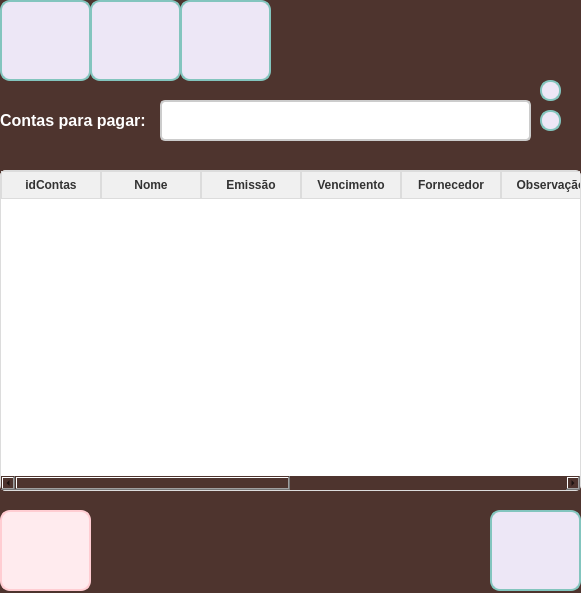
ArielAraujo18/ErpSistema, file frm_Contas.ui: the form before one commit.
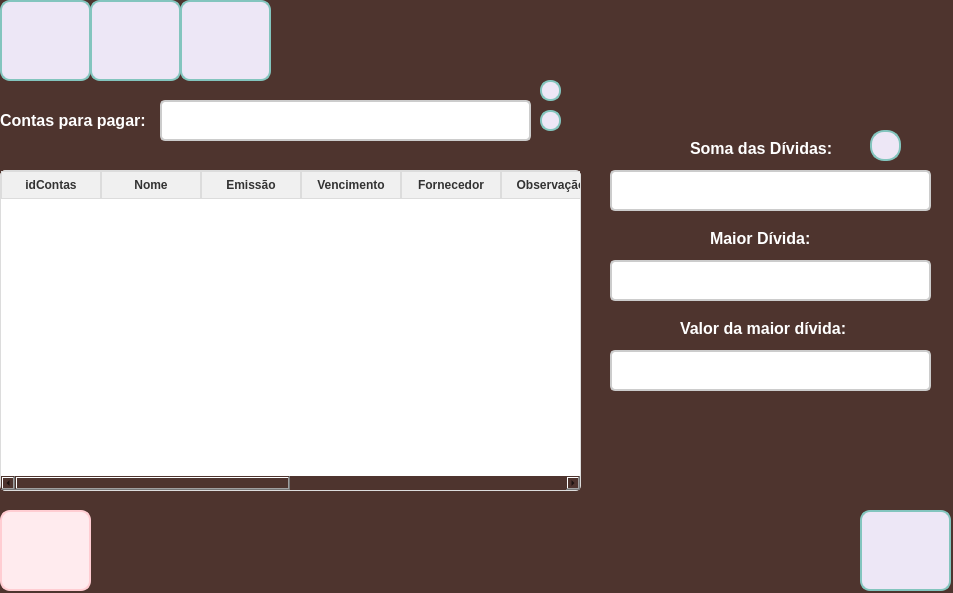
The form after the commit. Icons and pictures are not drawn.

```diff
--- a/frm_Contas.ui
+++ b/frm_Contas.ui
@@ -6,7 +6,7 @@
    <rect>
     <x>0</x>
     <y>0</y>
-    <width>581</width>
+    <width>953</width>
     <height>593</height>
    </rect>
   </property>
@@ -64,7 +64,7 @@
   <widget class="QPushButton" name="btn_voltar">
    <property name="geometry">
     <rect>
-     <x>490</x>
+     <x>860</x>
      <y>510</y>
      <width>91</width>
      <height>81</height>
@@ -513,6 +513,216 @@
     </property>
    </column>
   </widget>
+  <widget class="QLabel" name="lbl_SomaDasDividas">
+   <property name="geometry">
+    <rect>
+     <x>690</x>
+     <y>140</y>
+     <width>151</width>
+     <height>16</height>
+    </rect>
+   </property>
+   <property name="styleSheet">
+    <string notr="true">QLabel {
+    font-size: 16px;
+    color: #FFFFFF;
+    font-weight: bold;
+    text-shadow: 1px 1px 2px rgba(0, 0, 0, 0.4);
+}
+</string>
+   </property>
+   <property name="text">
+    <string>Soma das Dívidas:</string>
+   </property>
+  </widget>
+  <widget class="QLineEdit" name="txt_SomaDividas">
+   <property name="enabled">
+    <bool>false</bool>
+   </property>
+   <property name="geometry">
+    <rect>
+     <x>610</x>
+     <y>170</y>
+     <width>321</width>
+     <height>41</height>
+    </rect>
+   </property>
+   <property name="font">
+    <font>
+     <pointsize>-1</pointsize>
+    </font>
+   </property>
+   <property name="styleSheet">
+    <string notr="true">QLineEdit {
+    border: 2px solid #cccccc; 
+    border-radius: 5px; 
+    padding: 6px; 
+    font-size: 14px; 
+    background-color: #ffffff;
+    transition: all 0.3s ease;
+}
+
+QLineEdit:hover {
+    border: 2px solid #3f51b5; 
+    background-color: #f5f5f5; 
+}
+</string>
+   </property>
+  </widget>
+  <widget class="QLineEdit" name="txt_MaiorDivida">
+   <property name="enabled">
+    <bool>false</bool>
+   </property>
+   <property name="geometry">
+    <rect>
+     <x>610</x>
+     <y>260</y>
+     <width>321</width>
+     <height>41</height>
+    </rect>
+   </property>
+   <property name="font">
+    <font>
+     <pointsize>-1</pointsize>
+    </font>
+   </property>
+   <property name="styleSheet">
+    <string notr="true">QLineEdit {
+    border: 2px solid #cccccc; 
+    border-radius: 5px; 
+    padding: 6px; 
+    font-size: 14px; 
+    background-color: #ffffff;
+    transition: all 0.3s ease;
+}
+
+QLineEdit:hover {
+    border: 2px solid #3f51b5; 
+    background-color: #f5f5f5; 
+}
+</string>
+   </property>
+  </widget>
+  <widget class="QLabel" name="lbl_MaiorDivida">
+   <property name="geometry">
+    <rect>
+     <x>710</x>
+     <y>230</y>
+     <width>111</width>
+     <height>16</height>
+    </rect>
+   </property>
+   <property name="styleSheet">
+    <string notr="true">QLabel {
+    font-size: 16px;
+    color: #FFFFFF;
+    font-weight: bold;
+    text-shadow: 1px 1px 2px rgba(0, 0, 0, 0.4);
+}
+</string>
+   </property>
+   <property name="text">
+    <string>Maior Dívida:</string>
+   </property>
+  </widget>
+  <widget class="QLineEdit" name="txt_MaiorValor">
+   <property name="enabled">
+    <bool>false</bool>
+   </property>
+   <property name="geometry">
+    <rect>
+     <x>610</x>
+     <y>350</y>
+     <width>321</width>
+     <height>41</height>
+    </rect>
+   </property>
+   <property name="font">
+    <font>
+     <pointsize>-1</pointsize>
+    </font>
+   </property>
+   <property name="styleSheet">
+    <string notr="true">QLineEdit {
+    border: 2px solid #cccccc; 
+    border-radius: 5px; 
+    padding: 6px; 
+    font-size: 14px; 
+    background-color: #ffffff;
+    transition: all 0.3s ease;
+}
+
+QLineEdit:hover {
+    border: 2px solid #3f51b5; 
+    background-color: #f5f5f5; 
+}
+</string>
+   </property>
+  </widget>
+  <widget class="QLabel" name="label_3">
+   <property name="geometry">
+    <rect>
+     <x>680</x>
+     <y>320</y>
+     <width>181</width>
+     <height>16</height>
+    </rect>
+   </property>
+   <property name="styleSheet">
+    <string notr="true">QLabel {
+    font-size: 16px;
+    color: #FFFFFF;
+    font-weight: bold;
+    text-shadow: 1px 1px 2px rgba(0, 0, 0, 0.4);
+}
+</string>
+   </property>
+   <property name="text">
+    <string>Valor da maior dívida:</string>
+   </property>
+  </widget>
+  <widget class="QPushButton" name="btn_atualizar">
+   <property name="geometry">
+    <rect>
+     <x>870</x>
+     <y>130</y>
+     <width>31</width>
+     <height>31</height>
+    </rect>
+   </property>
+   <property name="styleSheet">
+    <string notr="true">QPushButton {
+    background-color: #EDE7F6;
+    border: 2px solid #83C5BE; 
+    border-radius: 14px;
+    color: #FFFFFF; 
+    background-image:url(:/icon_attConta/atualizar (1).png); 
+    background-repeat: no-repeat; 
+    background-position: center; 
+    font-size: 14px; 
+    font-weight: bold; 
+    padding: 10px 16px;
+    box-shadow: 0px 4px 6px rgba(0, 0, 0, 0.2); 
+    transition: all 0.3s ease; 
+}
+
+QPushButton:hover {
+    background-color: #FFFFFF;
+    box-shadow: none; 
+}
+
+QPushButton:pressed {
+    background-color: #7C3AED; 
+    color: #FFFFFF; 
+    padding-top: 2px; 
+    padding-left: 2px;
+}
+</string>
+   </property>
+   <property name="text">
+    <string/>
+   </property>
+  </widget>
  </widget>
  <resources>
   <include location="icon_adicionar.qrc"/>
```
Left out of the diff: 1 changed line with no effect on the pictures.
